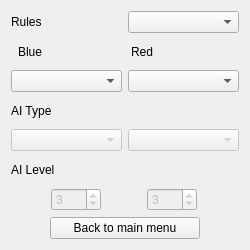
This is ui/settingsmenu.ui in CBenoit/force3-with-bot as Qt 5 draws it before an edit. The edited form follows.
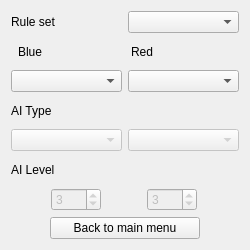
This is the edited form.

```diff
--- a/ui/settingsmenu.ui
+++ b/ui/settingsmenu.ui
@@ -25,7 +25,7 @@
      <item>
       <widget class="QLabel" name="label_4">
        <property name="text">
-        <string>Rules</string>
+        <string>Rule set</string>
        </property>
       </widget>
      </item>
```
